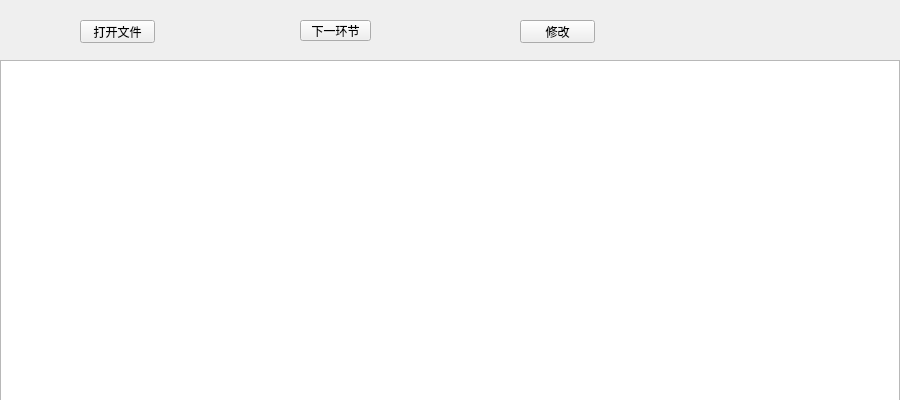
Above: form.ui from yaojiang375/TimeRecord5th before the change. Below: the same form after it.
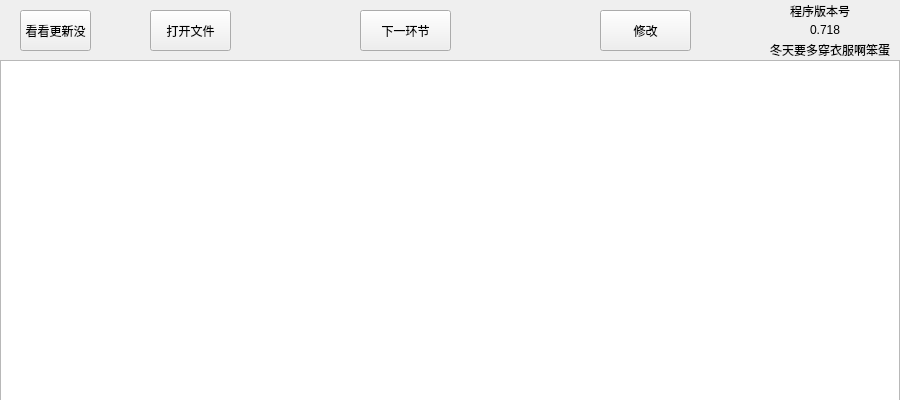
That is the form after the change.

```diff
--- a/form.ui
+++ b/form.ui
@@ -26,10 +26,10 @@
   <widget class="QPushButton" name="pushButton">
    <property name="geometry">
     <rect>
-     <x>80</x>
-     <y>20</y>
-     <width>75</width>
-     <height>23</height>
+     <x>150</x>
+     <y>10</y>
+     <width>81</width>
+     <height>41</height>
     </rect>
    </property>
    <property name="text">
@@ -39,10 +39,10 @@
   <widget class="QPushButton" name="SaveRepair">
    <property name="geometry">
     <rect>
-     <x>520</x>
-     <y>20</y>
-     <width>75</width>
-     <height>23</height>
+     <x>600</x>
+     <y>10</y>
+     <width>91</width>
+     <height>41</height>
     </rect>
    </property>
    <property name="text">
@@ -52,14 +52,66 @@
   <widget class="QPushButton" name="next">
    <property name="geometry">
     <rect>
-     <x>300</x>
-     <y>20</y>
+     <x>360</x>
+     <y>10</y>
+     <width>91</width>
+     <height>41</height>
+    </rect>
+   </property>
+   <property name="text">
+    <string>下一环节</string>
+   </property>
+  </widget>
+  <widget class="QPushButton" name="pushButton_2">
+   <property name="geometry">
+    <rect>
+     <x>20</x>
+     <y>10</y>
      <width>71</width>
+     <height>41</height>
+    </rect>
+   </property>
+   <property name="text">
+    <string>看看更新没</string>
+   </property>
+  </widget>
+  <widget class="QLabel" name="label">
+   <property name="geometry">
+    <rect>
+     <x>790</x>
+     <y>0</y>
+     <width>81</width>
      <height>21</height>
     </rect>
    </property>
    <property name="text">
-    <string>下一环节</string>
+    <string>程序版本号</string>
+   </property>
+  </widget>
+  <widget class="QLabel" name="label_2">
+   <property name="geometry">
+    <rect>
+     <x>810</x>
+     <y>20</y>
+     <width>61</width>
+     <height>20</height>
+    </rect>
+   </property>
+   <property name="text">
+    <string>0.718</string>
+   </property>
+  </widget>
+  <widget class="QLabel" name="label_3">
+   <property name="geometry">
+    <rect>
+     <x>770</x>
+     <y>40</y>
+     <width>121</width>
+     <height>20</height>
+    </rect>
+   </property>
+   <property name="text">
+    <string>冬天要多穿衣服啊笨蛋</string>
    </property>
   </widget>
  </widget>
```
